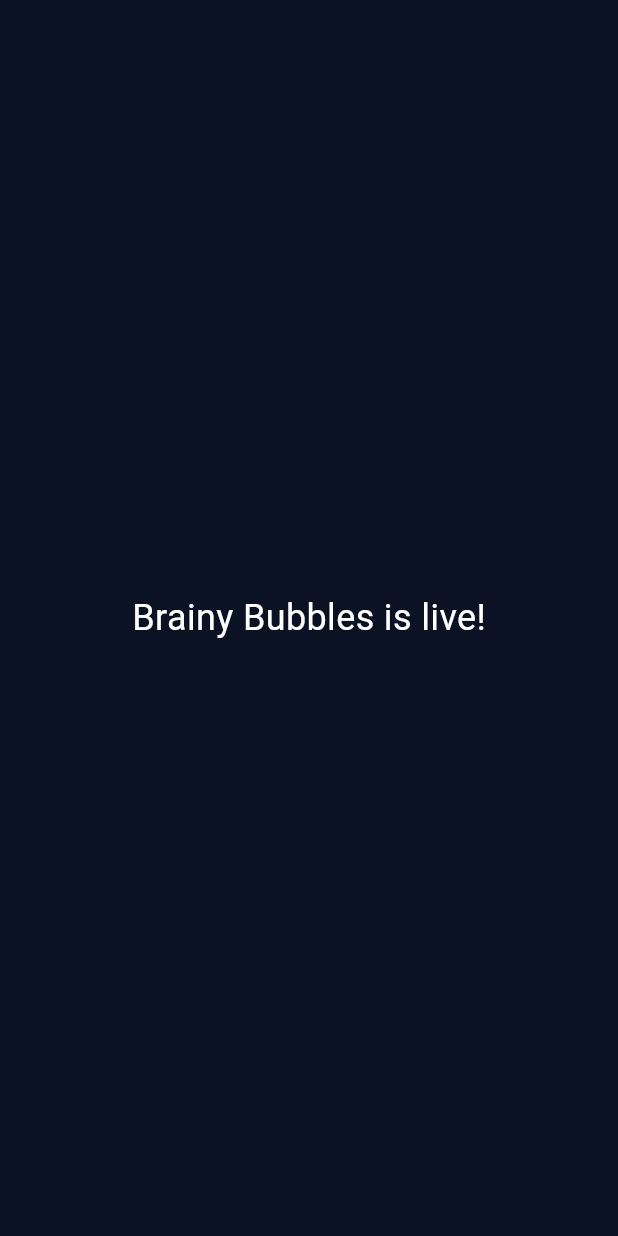
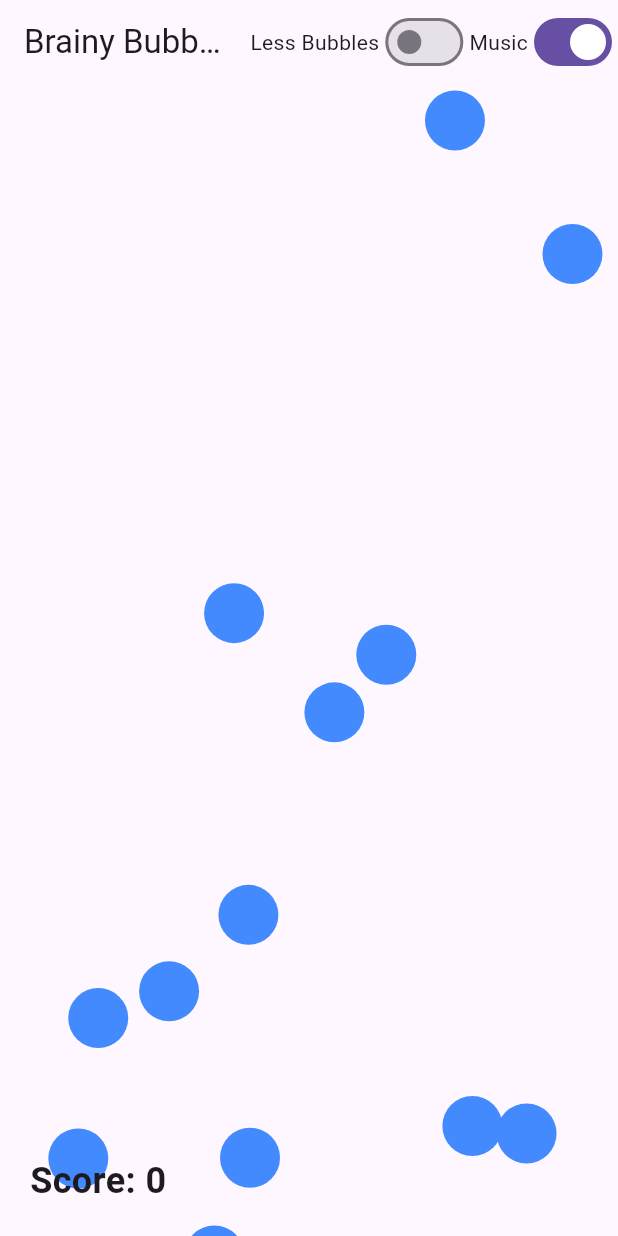
Before and after one commit to XenonAdonis/brainybubblesv4, a Flutter app: the screen it shows after launch, on a phone screen of 412 x 824 dp. Run offline on Flutter 3.47's test engine with Material 3 defaults, Android fonts, the phone set to English and light mode, and no system bars; our stand-ins replace audioplayers, shared_preferences.

Commit message:
NewMainDart and PubSpec

```diff
--- a/lib/main.dart
+++ b/lib/main.dart
@@ -1,6 +1,12 @@
 import 'package:flutter/material.dart';
+import 'dart:async';
+import 'dart:math';
+import 'package:audioplayers/audioplayers.dart';
+import 'package:shared_preferences/shared_preferences.dart';
 
-void main() => runApp(const BrainyBubblesApp());
+void main() {
+  runApp(const BrainyBubblesApp());
+}
 
 class BrainyBubblesApp extends StatelessWidget {
   const BrainyBubblesApp({super.key});
@@ -9,13 +15,161 @@ class BrainyBubblesApp extends StatelessWidget {
   Widget build(BuildContext context) {
     return MaterialApp(
       title: 'Brainy Bubbles',
-      debugShowCheckedModeBanner: false,
-      home: const Scaffold(
-        backgroundColor: Color(0xFF0b1224),
-        body: Center(
-          child: Text('Brainy Bubbles is live!',
-              style: TextStyle(color: Colors.white, fontSize: 24)),
-        ),
+      theme: ThemeData(
+        primarySwatch: Colors.blue,
+      ),
+      home: const BrainyBubblesHome(),
+    );
+  }
+}
+
+class BrainyBubblesHome extends StatefulWidget {
+  const BrainyBubblesHome({super.key});
+
+  @override
+  State<BrainyBubblesHome> createState() => _BrainyBubblesHomeState();
+}
+
+class _BrainyBubblesHomeState extends State<BrainyBubblesHome> {
+  final Random _random = Random();
+  List<Offset> _bubbles = [];
+  Timer? _bubbleTimer;
+  int _score = 0;
+  bool _lessBubbles = false;
+  bool _musicOn = true;
+  final AudioPlayer _audioPlayer = AudioPlayer();
+
+  @override
+  void initState() {
+    super.initState();
+    _loadSettings();
+    _startGame();
+    _playMusic();
+  }
+
+  Future<void> _loadSettings() async {
+    final prefs = await SharedPreferences.getInstance();
+    setState(() {
+      _lessBubbles = prefs.getBool('lessBubbles') ?? false;
+      _musicOn = prefs.getBool('musicOn') ?? true;
+    });
+  }
+
+  Future<void> _saveSettings() async {
+    final prefs = await SharedPreferences.getInstance();
+    prefs.setBool('lessBubbles', _lessBubbles);
+    prefs.setBool('musicOn', _musicOn);
+  }
+
+  void _playMusic() async {
+    if (_musicOn) {
+      await _audioPlayer.setReleaseMode(ReleaseMode.loop);
+      await _audioPlayer.play(AssetSource('audio/brainy_bubbles_bg.mp3'));
+    } else {
+      await _audioPlayer.stop();
+    }
+  }
+
+  void _startGame() {
+    _score = 0;
+    _bubbles = [];
+    _bubbleTimer?.cancel();
+
+    // Faster spawn rate at start
+    final spawnRate = _lessBubbles ? 1200 : 600;
+
+    _bubbleTimer = Timer.periodic(Duration(milliseconds: spawnRate), (timer) {
+      setState(() {
+        _bubbles.add(Offset(
+          _random.nextDouble(),
+          _random.nextDouble(),
+        ));
+      });
+    });
+  }
+
+  void _popBubble(int index) {
+    setState(() {
+      _bubbles.removeAt(index);
+      _score++;
+    });
+  }
+
+  @override
+  void dispose() {
+    _bubbleTimer?.cancel();
+    _audioPlayer.dispose();
+    super.dispose();
+  }
+
+  @override
+  Widget build(BuildContext context) {
+    return Scaffold(
+      appBar: AppBar(
+        title: const Text('Brainy Bubbles'),
+        actions: [
+          Row(
+            children: [
+              const Text("Less Bubbles"),
+              Switch(
+                value: _lessBubbles,
+                onChanged: (value) {
+                  setState(() {
+                    _lessBubbles = value;
+                  });
+                  _saveSettings();
+                  _startGame();
+                },
+              ),
+            ],
+          ),
+          Row(
+            children: [
+              const Text("Music"),
+              Switch(
+                value: _musicOn,
+                onChanged: (value) {
+                  setState(() {
+                    _musicOn = value;
+                  });
+                  _saveSettings();
+                  _playMusic();
+                },
+              ),
+            ],
+          ),
+        ],
+      ),
+      body: Stack(
+        children: [
+          ..._bubbles.asMap().entries.map((entry) {
+            final index = entry.key;
+            final pos = entry.value;
+            return Positioned(
+              left: pos.dx * MediaQuery.of(context).size.width,
+              top: pos.dy * MediaQuery.of(context).size.height,
+              child: GestureDetector(
+                onTap: () => _popBubble(index),
+                child: Container(
+                  width: 40,
+                  height: 40,
+                  decoration: const BoxDecoration(
+                    shape: BoxShape.circle,
+                    color: Colors.blueAccent,
+                  ),
+                ),
+              ),
+            );
+          }),
+          Positioned(
+            bottom: 20,
+            left: 20,
+            child: Text(
+              'Score: $_score',
+              style: const TextStyle(fontSize: 24, fontWeight: FontWeight.bold),
+            ),
+          )
+        ],
       ),
     );
   }
--- a/pubspec.yaml
+++ b/pubspec.yaml
@@ -23,3 +23,9 @@ flutter:
     - assets/icons/
     - assets/images/
     - assets/audio/
+
+assets:
+  - assets/audio/brainy_bubbles_bg.mp3
+dependencies:
+  audioplayers: ^5.2.0
+  shared_preferences: ^2.2.2
```
